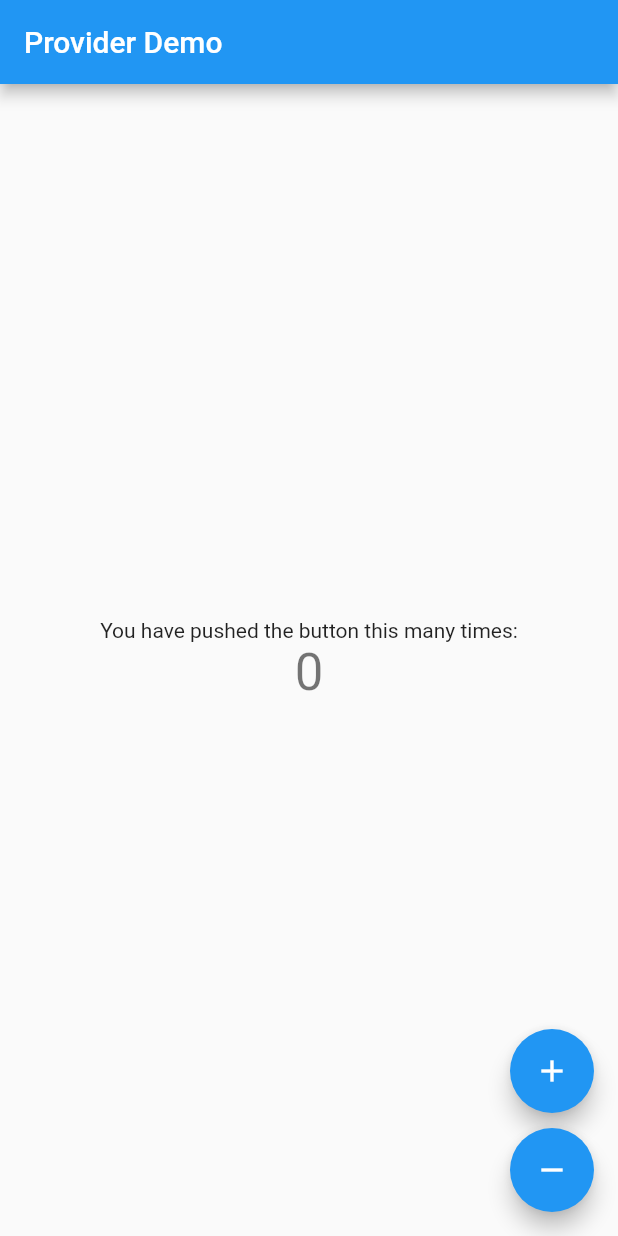
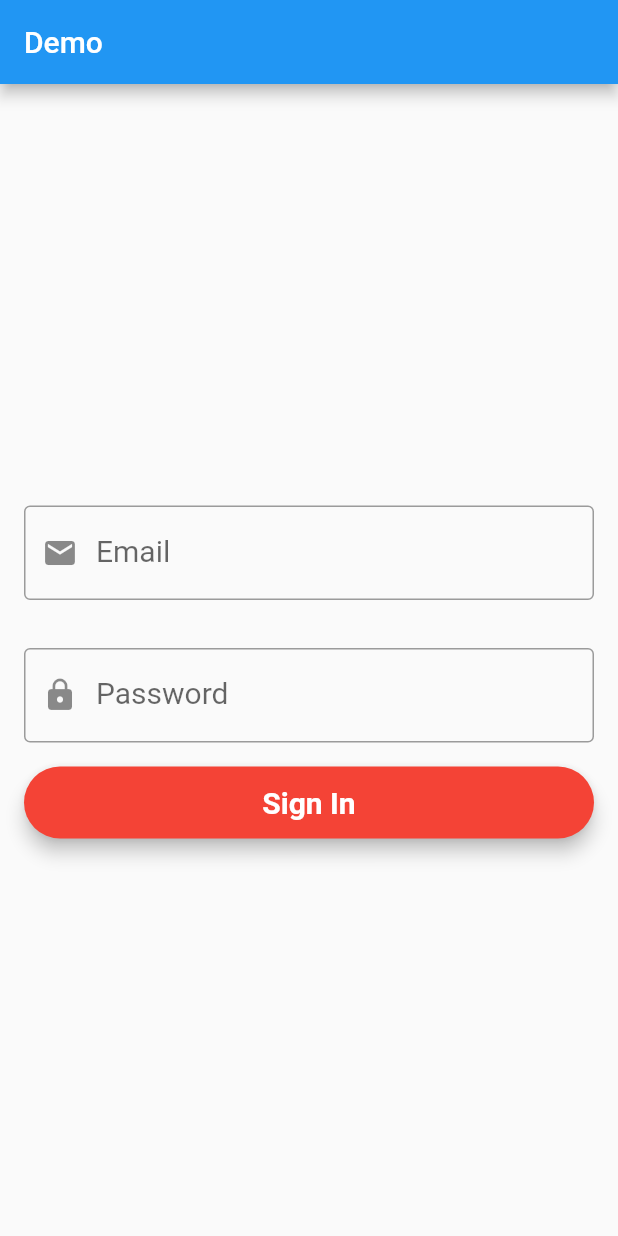
Before and after one commit to ZhassulanUrazbayev/flutter_example_app, a Flutter app: the screen it shows after launch, on a phone screen of 412 x 824 dp. Run offline on Flutter 3.47's test engine with Material 2 defaults, Android fonts, the phone set to English and light mode, and no system bars; our stand-ins replace firebase_auth; accounts and stored records are empty; Roboto replaces fonts that are missing (Montserrat).

Commit message:
Added provider deep example with Firebase login (Auth)

```diff
--- a/lib/main.dart
+++ b/lib/main.dart
@@ -1,4 +1,5 @@
 import 'package:flutter/material.dart';
+import 'package:flutter_example_app/screens/provider_deep_example_with_firebase/provider_deep_example_firebase.dart';
 import 'package:flutter_example_app/screens/provider_example_page.dart';
 import 'package:flutter_example_app/services/json_parsing_services/provider_example/counter_service.dart';
 import 'package:provider/provider.dart';
@@ -13,10 +14,7 @@ class MyApp extends StatelessWidget {
       theme: ThemeData(
         primarySwatch: Colors.blue,
       ),
-      home: ChangeNotifierProvider<Counter>(
-        create: (_) => Counter(0),
-        child: ProviderExamplePage(),
-      ),
+      home: ProviderExampleWithFirebase(),
     );
   }
 }
--- /dev/null
+++ b/lib/screens/provider_deep_example_with_firebase/login_page.dart
@@ -0,0 +1,104 @@
+import 'package:flutter/material.dart';
+import 'package:flutter_example_app/services/json_parsing_services/provider_deep_example_with_firebase/user_repository.dart';
+import 'package:provider/provider.dart';
+
+class LoginPage extends StatefulWidget {
+  @override
+  _LoginPageState createState() => _LoginPageState();
+}
+
+class _LoginPageState extends State<LoginPage> {
+  TextStyle style = TextStyle(fontFamily: 'Montserrat', fontSize: 20.0);
+  TextEditingController _email;
+  TextEditingController _password;
+  final _formKey = GlobalKey<FormState>();
+  final _key = GlobalKey<ScaffoldState>();
+
+  @override
+  void initState() {
+    super.initState();
+    _email = TextEditingController(text: "");
+    _password = TextEditingController(text: "");
+  }
+
+  @override
+  Widget build(BuildContext context) {
+    final user = Provider.of<UserRepository>(context);
+    return Scaffold(
+      key: _key,
+      appBar: AppBar(
+        title: Text("Demo"),
+      ),
+      body: Form(
+        key: _formKey,
+        child: Center(
+          child: ListView(
+            shrinkWrap: true,
+            children: <Widget>[
+              Padding(
+                padding: const EdgeInsets.all(16.0),
+                child: TextFormField(
+                  controller: _email,
+                  validator: (value) =>
+                  (value.isEmpty) ? "Please Enter Email" : null,
+                  style: style,
+                  decoration: InputDecoration(
+                      prefixIcon: Icon(Icons.email),
+                      labelText: "Email",
+                      border: OutlineInputBorder()),
+                ),
+              ),
+              Padding(
+                padding: const EdgeInsets.all(16.0),
+                child: TextFormField(
+                  controller: _password,
+                  validator: (value) =>
+                  (value.isEmpty) ? "Please Enter Password" : null,
+                  style: style,
+                  decoration: InputDecoration(
+                      prefixIcon: Icon(Icons.lock),
+                      labelText: "Password",
+                      border: OutlineInputBorder()),
+                ),
+              ),
+              user.status == Status.Authenticating
+                  ? Center(child: CircularProgressIndicator())
+                  : Padding(
+                padding: const EdgeInsets.symmetric(horizontal: 16.0),
+                child: Material(
+                  elevation: 5.0,
+                  borderRadius: BorderRadius.circular(30.0),
+                  color: Colors.red,
+                  child: MaterialButton(
+                    onPressed: () async {
+                      if (_formKey.currentState.validate()) {
+                        if (!await user.signIn(
+                            _email.text, _password.text))
+                          _key.currentState.showSnackBar(SnackBar(
+                            content: Text("Something is wrong"),
+                          ));
+                      }
+                    },
+                    child: Text(
+                      "Sign In",
+                      style: style.copyWith(
+                          color: Colors.white,
+                          fontWeight: FontWeight.bold),
+                    ),
+                  ),
+                ),
+              ),
+            ],
+          ),
+        ),
+      ),
+    );
+  }
+
+  @override
+  void dispose() {
+    _email.dispose();
+    _password.dispose();
+    super.dispose();
+  }
+}
--- /dev/null
+++ b/lib/screens/provider_deep_example_with_firebase/provider_deep_example_firebase.dart
@@ -0,0 +1,29 @@
+import 'package:flutter/material.dart';
+import 'package:flutter_example_app/screens/provider_deep_example_with_firebase/splash_page.dart';
+import 'package:flutter_example_app/screens/provider_deep_example_with_firebase/user_info_page.dart';
+import 'package:flutter_example_app/services/json_parsing_services/provider_deep_example_with_firebase/user_repository.dart';
+import 'package:provider/provider.dart';
+import 'login_page.dart';
+
+class ProviderExampleWithFirebase extends StatelessWidget {
+  @override
+  Widget build(BuildContext context) {
+    return ChangeNotifierProvider(
+      create: (_) => UserRepository.instance(),
+      child: Consumer(
+        builder: (context, UserRepository user, _) {
+          switch (user.status) {
+            case Status.Uninitialized:
+              return Splash();
+            case Status.Unauthenticated:
+              return LoginPage();
+            case Status.Authenticating:
+              return LoginPage();
+            case Status.Authenticated:
+              return UserInfoPage(user: user.user);
+          }
+        },
+      ),
+    );
+  }
+}
--- /dev/null
+++ b/lib/services/json_parsing_services/provider_deep_example_with_firebase/user_repository.dart
@@ -0,0 +1,48 @@
+import 'package:flutter/widgets.dart';
+import 'package:firebase_auth/firebase_auth.dart';
+
+enum Status { Uninitialized, Authenticated, Authenticating, Unauthenticated }
+
+class UserRepository with ChangeNotifier {
+  FirebaseAuth _auth;
+  FirebaseUser _user;
+  Status _status = Status.Uninitialized;
+
+  UserRepository.instance() : _auth = FirebaseAuth.instance {
+    _auth.onAuthStateChanged.listen(_onAuthStateChanged);
+  }
+
+  Status get status => _status;
+
+  FirebaseUser get user => _user;
+
+  Future<bool> signIn(String email, String password) async {
+    try {
+      _status = Status.Authenticating;
+      notifyListeners();
+      await _auth.signInWithEmailAndPassword(email: email, password: password);
+      return true;
+    } catch (e) {
+      _status = Status.Unauthenticated;
+      notifyListeners();
+      return false;
+    }
+  }
+
+  Future signOut() async {
+    _auth.signOut();
+    _status = Status.Unauthenticated;
+    notifyListeners();
+    return Future.delayed(Duration.zero);
+  }
+
+  Future<void> _onAuthStateChanged(FirebaseUser firebaseUser) async {
+    if (firebaseUser == null) {
+      _status = Status.Unauthenticated;
+    } else {
+      _user = firebaseUser;
+      _status = Status.Authenticated;
+    }
+    notifyListeners();
+  }
+}
--- a/pubspec.yaml
+++ b/pubspec.yaml
@@ -27,6 +27,9 @@ dependencies:
   json_serializable: ^1.0.0
   http: ^0.12.0+4
   provider: ^4.0.4
+  firebase_core: ^0.4.4+2
+  firebase_auth: ^0.15.5+2
+
 
 dev_dependencies:
   flutter_test:
```
Also changed, not shown: lib/screens/provider_deep_example_with_firebase/splash_page.dart (added, +12 -0 lines), lib/screens/provider_deep_example_with_firebase/user_info_page.dart (added, +30 -0 lines), pubspec.lock, 3 other files.
